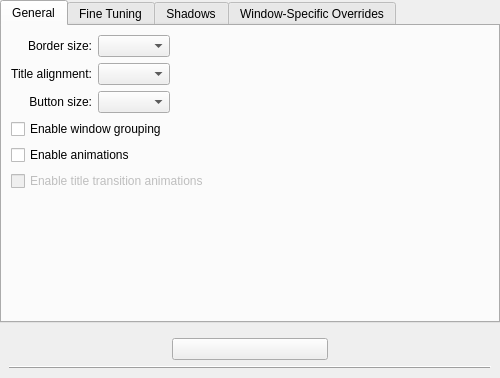
First picture: the form in clients/oxygen/config/ui/oxygenconfigurationui.ui, repository KDE/kwin, before the edit.
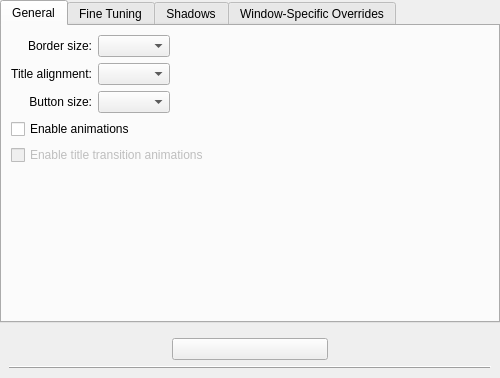
Second picture: the form after the edit. Custom widgets are drawn as their Qt base class.

Commit message: always enable window grouping, when available. removed corresponding config option.

```diff
--- a/clients/oxygen/config/ui/oxygenconfigurationui.ui
+++ b/clients/oxygen/config/ui/oxygenconfigurationui.ui
@@ -92,20 +92,13 @@
         <widget class="KComboBox" name="buttonSize"/>
        </item>
        <item row="3" column="0" colspan="3">
-        <widget class="QCheckBox" name="tabsEnabled">
-         <property name="text">
-          <string>Enable window grouping</string>
-         </property>
-        </widget>
-       </item>
-       <item row="4" column="0" colspan="3">
         <widget class="QCheckBox" name="useAnimations">
          <property name="text">
           <string>Enable animations</string>
          </property>
         </widget>
        </item>
-       <item row="5" column="0" colspan="4">
+       <item row="4" column="0" colspan="4">
         <widget class="QCheckBox" name="animateTitleChange">
          <property name="enabled">
           <bool>false</bool>
@@ -115,7 +108,7 @@
          </property>
         </widget>
        </item>
-       <item row="6" column="0" colspan="2">
+       <item row="5" column="0" colspan="2">
         <spacer name="verticalSpacer">
          <property name="orientation">
           <enum>Qt::Vertical</enum>
```
The commit also changes 6 other files.
